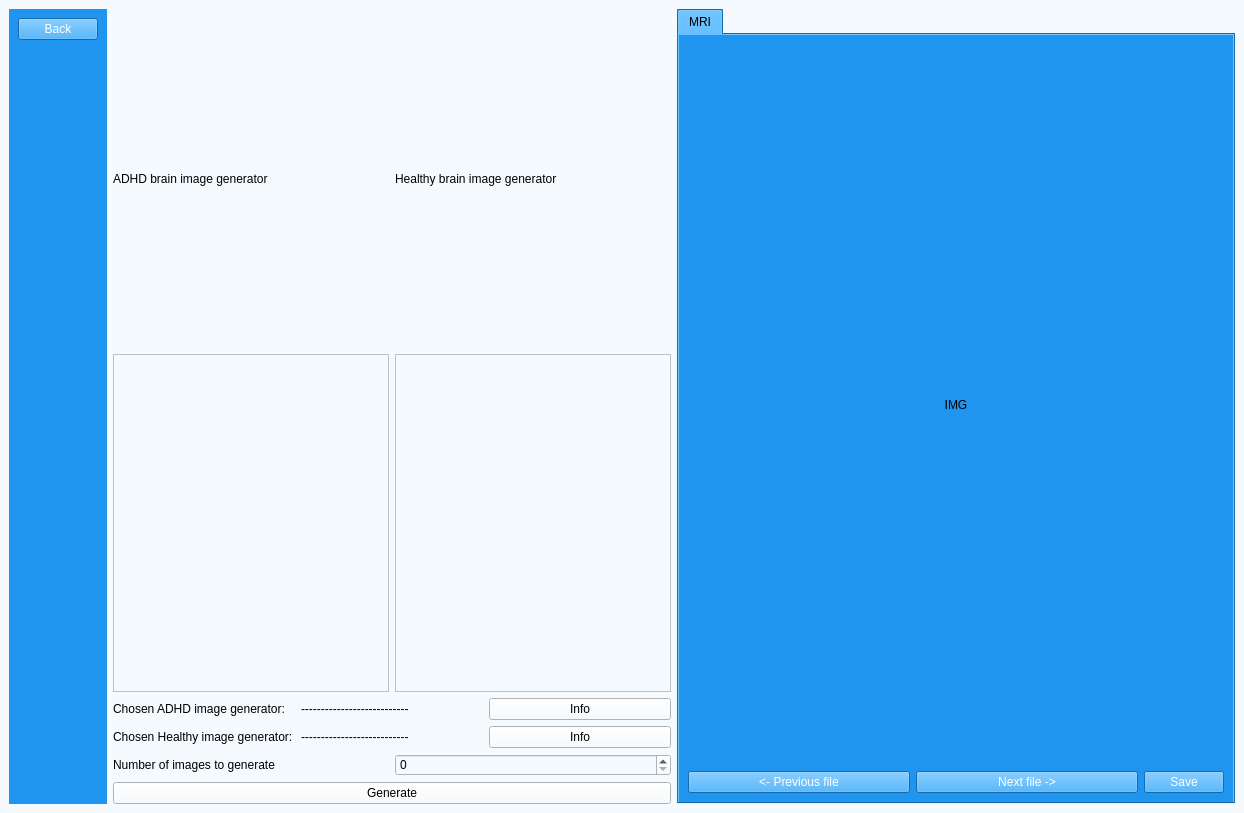
First picture: the form in UI/genView.ui, repository matimusial/ADHDPredictorApp, before the edit.
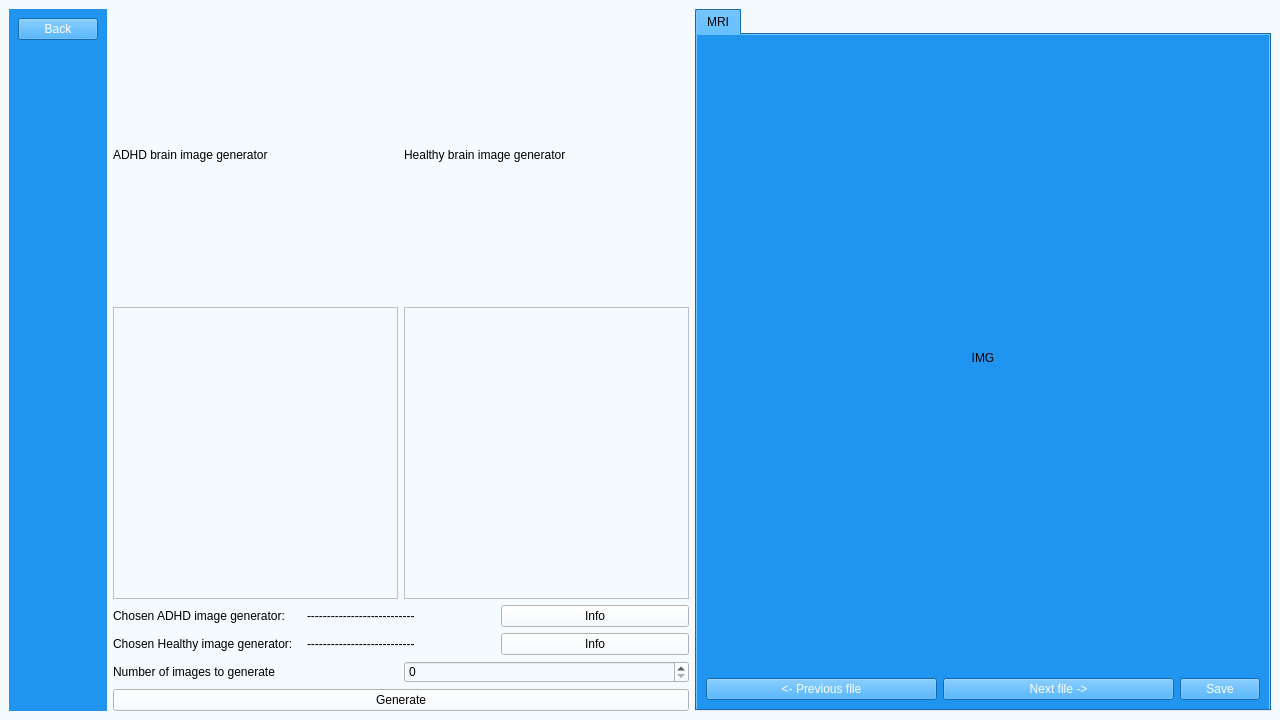
Second picture: the form after the edit.

Commit message: 1280x720 size for every ui window

```diff
--- a/UI/genView.ui
+++ b/UI/genView.ui
@@ -6,8 +6,8 @@
    <rect>
     <x>0</x>
     <y>0</y>
-    <width>1244</width>
-    <height>813</height>
+    <width>1280</width>
+    <height>720</height>
    </rect>
   </property>
   <property name="windowTitle">
```
The commit also changes 5 other files.
